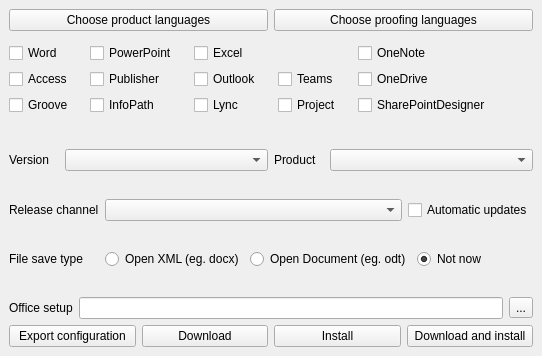
Before: the Qt Designer form src/installer.ui in Fantazzj/MS-office-installer-Qt, drawn with Qt 5.
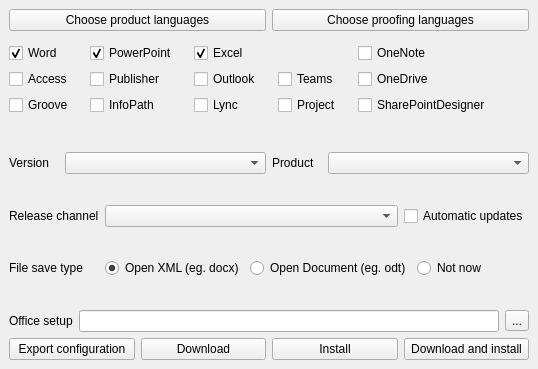
After: the same form once the commit is applied.

Commit message: edit for presets on start

The edit to the form file:
```diff
--- a/src/installer.ui
+++ b/src/installer.ui
@@ -6,8 +6,8 @@
    <rect>
     <x>0</x>
     <y>0</y>
-    <width>542</width>
-    <height>356</height>
+    <width>538</width>
+    <height>369</height>
    </rect>
   </property>
   <property name="windowTitle">
@@ -104,6 +104,9 @@
         <property name="text">
          <string>Word</string>
         </property>
+        <property name="checked">
+         <bool>true</bool>
+        </property>
         <property name="tristate">
          <bool>false</bool>
         </property>
@@ -163,6 +166,9 @@
         <property name="text">
          <string>PowerPoint</string>
         </property>
+        <property name="checked">
+         <bool>true</bool>
+        </property>
         <property name="tristate">
          <bool>false</bool>
         </property>
@@ -182,6 +188,9 @@
         <property name="text">
          <string>Excel</string>
         </property>
+        <property name="checked">
+         <bool>true</bool>
+        </property>
         <property name="tristate">
          <bool>false</bool>
         </property>
@@ -373,6 +382,9 @@
           <property name="text">
            <string>Open XML (eg. docx)</string>
           </property>
+          <property name="checked">
+           <bool>true</bool>
+          </property>
          </widget>
         </item>
         <item>
@@ -400,7 +412,7 @@
            <string>Not now</string>
           </property>
           <property name="checked">
-           <bool>true</bool>
+           <bool>false</bool>
           </property>
          </widget>
         </item>
```
The commit also changes 1 other file.
